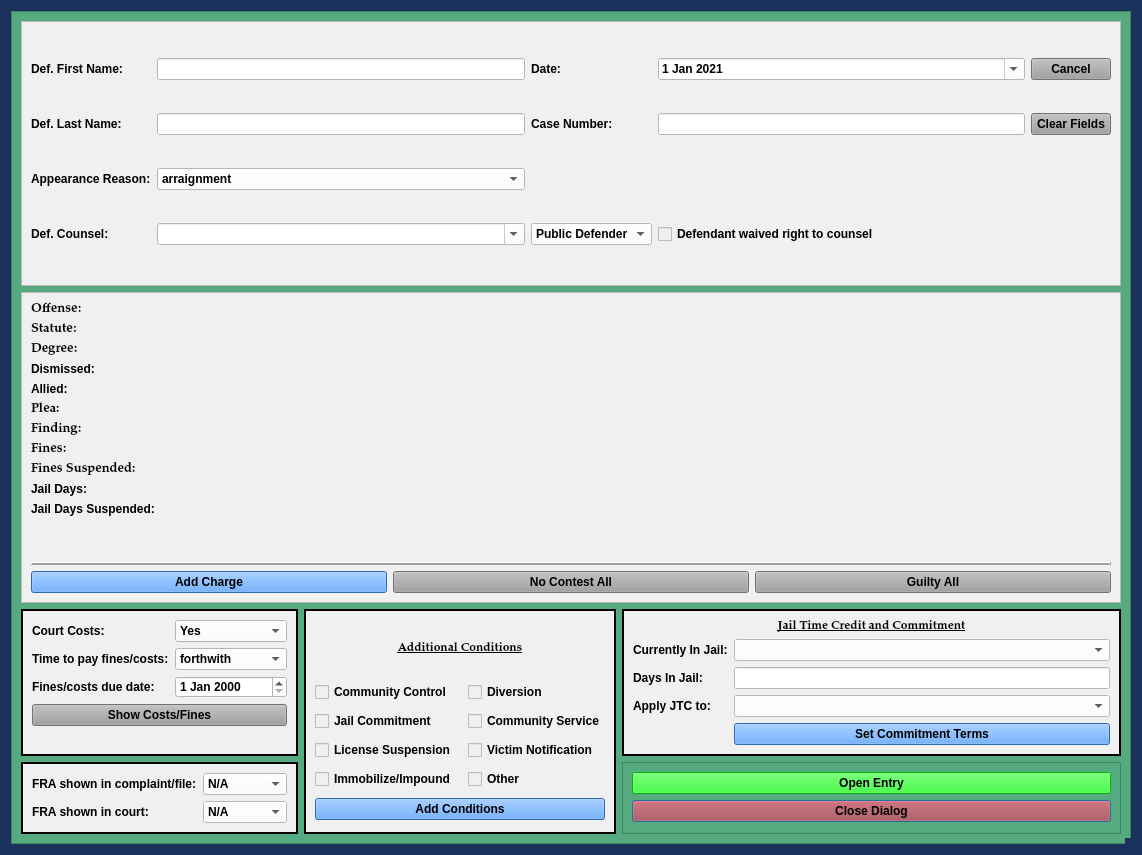
Before: the Qt Designer form package/views/ui/JailCCPleaDialog.ui in HunterProgram22/MuniEntry, drawn with Qt 5.
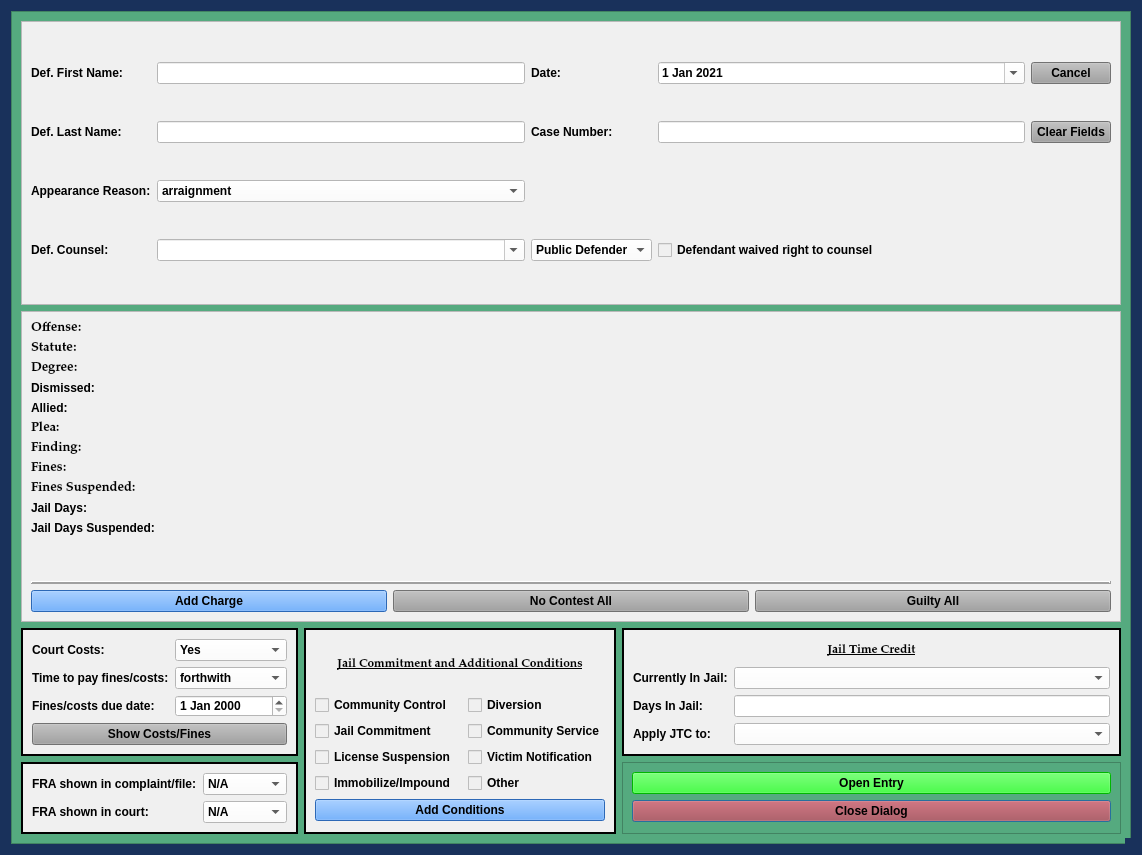
After: the same form once the commit is applied.

Commit message: Updated labels and fixed jail time credit bug.

Patch:
```diff
--- a/package/views/ui/JailCCPleaDialog.ui
+++ b/package/views/ui/JailCCPleaDialog.ui
@@ -162,8 +162,8 @@
        <rect>
         <x>0</x>
         <y>0</y>
-        <width>1099</width>
-        <height>849</height>
+        <width>1120</width>
+        <height>833</height>
        </rect>
       </property>
       <layout class="QGridLayout" name="gridLayout_4" rowstretch="1,0,0,0">
@@ -958,7 +958,7 @@
              </font>
             </property>
             <property name="text">
-             <string>Jail Time Credit and Commitment</string>
+             <string>Jail Time Credit</string>
             </property>
             <property name="alignment">
              <set>Qt::AlignCenter</set>
@@ -987,16 +987,6 @@
             </item>
            </widget>
           </item>
-          <item row="4" column="1">
-           <widget class="QPushButton" name="set_commitment_terms_Button">
-            <property name="styleSheet">
-             <string notr="true">background-color: rgb(62, 146, 255)</string>
-            </property>
-            <property name="text">
-             <string>Set Commitment Terms</string>
-            </property>
-           </widget>
-          </item>
          </layout>
         </widget>
        </item>
@@ -1069,7 +1059,7 @@
              </font>
             </property>
             <property name="text">
-             <string>Additional Conditions</string>
+             <string>Jail Commitment and Additional Conditions</string>
             </property>
             <property name="alignment">
              <set>Qt::AlignCenter</set>
```
The commit also changes 7 other files.
